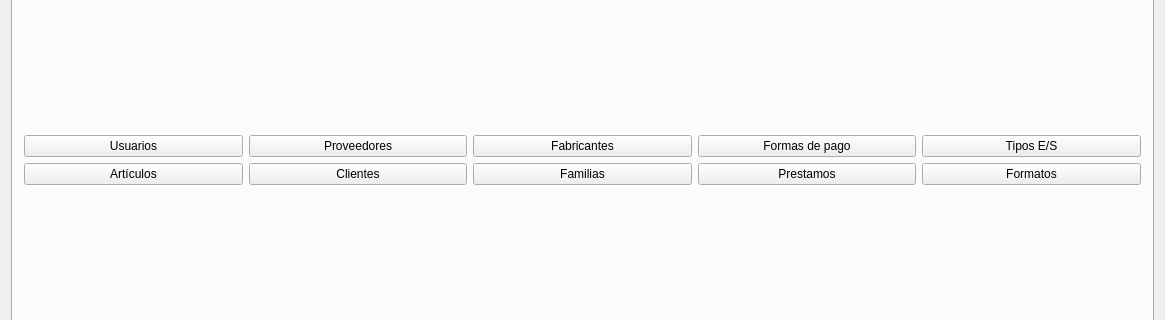
Above: tienda.ui from Ladis72/tienda before the change; both pictures show x 0 to 1165 and y 227 to 547 of the 1165 by 776 pixel window. Below: the same form after it.
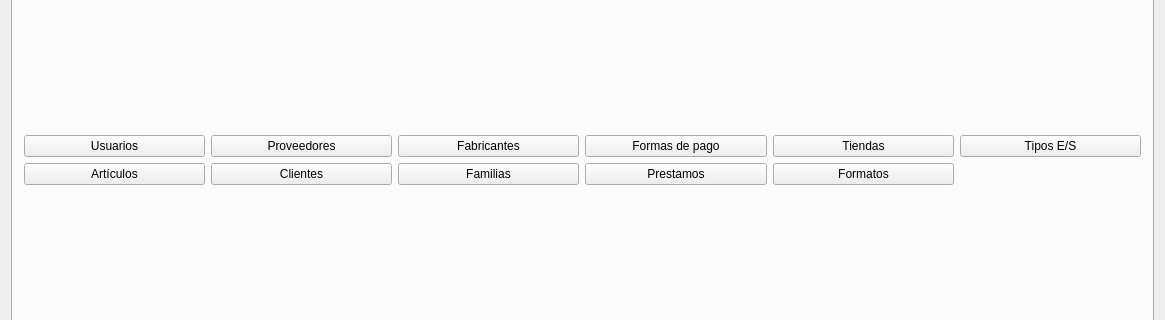
That is the form after the change. The open tabs and pages were chosen to show the change. Icons and pictures are not drawn.

Commit message: Diferentes tiendas

Patch:
```diff
--- a/tienda.ui
+++ b/tienda.ui
@@ -92,7 +92,7 @@
             </property>
            </widget>
           </item>
-          <item row="0" column="7">
+          <item row="0" column="8">
            <widget class="QPushButton" name="pushButtonEntradaSalida">
             <property name="text">
              <string>Tipos E/S</string>
@@ -148,6 +148,13 @@
             </property>
            </widget>
           </item>
+          <item row="0" column="7">
+           <widget class="QPushButton" name="pushButtonTiendas">
+            <property name="text">
+             <string>Tiendas</string>
+            </property>
+           </widget>
+          </item>
           <item row="1" column="7">
            <widget class="QPushButton" name="pushButtonFormatos">
             <property name="text">
```
Left out of the diff: 2 changed lines with no effect on the pictures. The commit also changes 10 other files.
